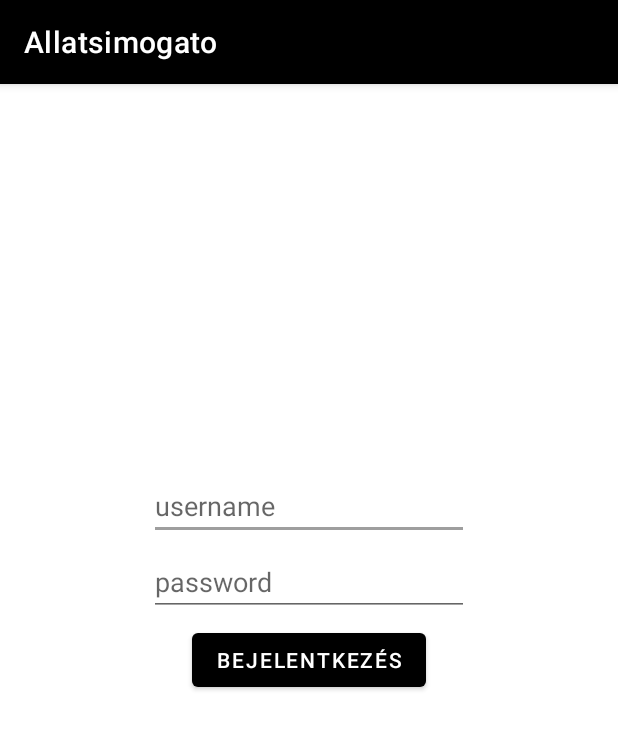
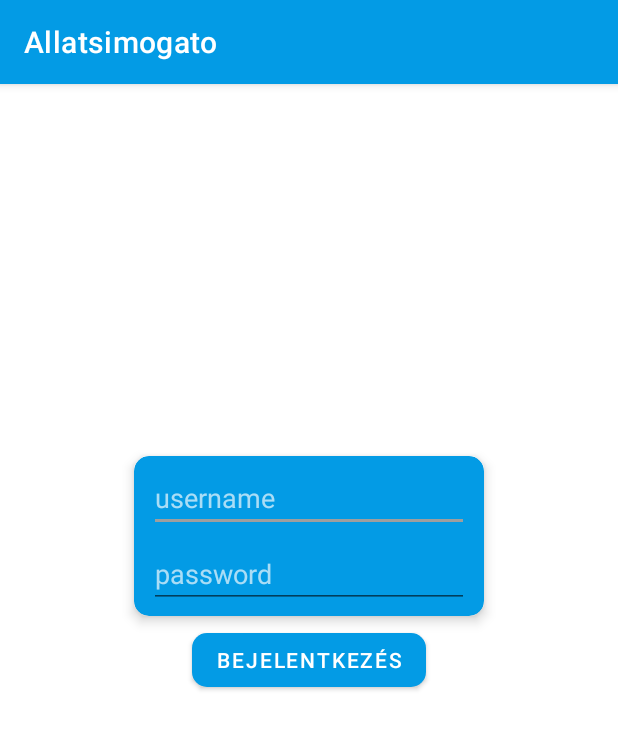
Before and after one commit to DPatrikI/Allatsimogato, an Android app: the screen it shows after launch (MainActivity), on a phone screen of 412 x 824 dp. Shown: the top 729 px of the screen. Run offline under Robolectric (Android 15) with nearby library versions, the phone set to English and light mode, and no system bars.

Commit message:
Kicsit kékebb lett

```diff
--- a/app/src/main/res/layout/activity_main.xml
+++ b/app/src/main/res/layout/activity_main.xml
@@ -7,29 +7,55 @@
     android:layout_height="match_parent"
     tools:context=".MainActivity">
 
+    <androidx.cardview.widget.CardView
+        android:layout_width="wrap_content"
+        android:layout_height="wrap_content"
+        android:layout_marginBottom="5dp"
+        app:cardBackgroundColor="@color/light_blue_600"
+        app:cardCornerRadius="10dp"
+        app:cardElevation="5dp"
+        app:layout_constraintBottom_toTopOf="@+id/loginButton"
+        app:layout_constraintEnd_toEndOf="parent"
+        app:layout_constraintStart_toStartOf="parent">
+
+        <androidx.constraintlayout.widget.ConstraintLayout
+            android:layout_width="match_parent"
+            android:layout_height="match_parent">
+
             <EditText
                 android:id="@+id/usernameTextView"
                 android:layout_width="wrap_content"
                 android:layout_height="wrap_content"
+                android:layout_marginTop="5dp"
                 android:layout_marginBottom="5dp"
                 android:ems="10"
                 android:hint="username"
                 android:inputType="text"
-        app:layout_constraintBottom_toTopOf="@+id/passwordTextView"
-        app:layout_constraintEnd_toEndOf="parent"
-        app:layout_constraintStart_toStartOf="parent" />
+                android:textColor="#FFFFFF"
+                android:textColorHint="#A9FFFFFF"
+                app:layout_constraintBottom_toTopOf="@id/passwordTextView"
+                app:layout_constraintEnd_toEndOf="@+id/passwordTextView"
+                app:layout_constraintStart_toStartOf="@+id/passwordTextView"
+                app:layout_constraintTop_toTopOf="parent" />
 
             <EditText
                 android:id="@+id/passwordTextView"
                 android:layout_width="wrap_content"
                 android:layout_height="wrap_content"
+                android:layout_marginStart="10dp"
+                android:layout_marginEnd="10dp"
                 android:layout_marginBottom="5dp"
                 android:ems="10"
                 android:hint="password"
                 android:inputType="textPassword"
-        app:layout_constraintBottom_toTopOf="@+id/loginButton"
+                android:textColor="#FFFFFF"
+                android:textColorHint="#A9FFFFFF"
+                app:layout_constraintBottom_toBottomOf="parent"
                 app:layout_constraintEnd_toEndOf="parent"
                 app:layout_constraintStart_toStartOf="parent" />
+
+        </androidx.constraintlayout.widget.ConstraintLayout>
+    </androidx.cardview.widget.CardView>
 
     <Button
         android:id="@+id/loginButton"
@@ -38,6 +64,7 @@
         android:onClick="onLoginButtonPressed"
         android:text="Bejelentkezés"
         android:textColor="#FFFFFF"
+        app:cornerRadius="10dp"
         app:layout_constraintBottom_toBottomOf="parent"
         app:layout_constraintEnd_toEndOf="parent"
         app:layout_constraintStart_toStartOf="parent"
--- a/app/src/main/res/values-night/themes.xml
+++ b/app/src/main/res/values-night/themes.xml
@@ -2,7 +2,7 @@
     <!-- Base application theme. -->
     <style name="Theme.Allatsimogato" parent="Theme.MaterialComponents.DayNight.DarkActionBar">
         <!-- Primary brand color. -->
-        <item name="colorPrimary">@color/black</item>
+        <item name="colorPrimary">@color/light_blue_600</item>
         <item name="colorPrimaryVariant">@color/black</item>
         <item name="colorOnPrimary">@color/white</item>
         <!-- Secondary brand color. -->
--- a/app/src/main/res/values/themes.xml
+++ b/app/src/main/res/values/themes.xml
@@ -2,7 +2,7 @@
     <!-- Base application theme. -->
     <style name="Theme.Allatsimogato" parent="Theme.MaterialComponents.DayNight.DarkActionBar">
         <!-- Primary brand color. -->
-        <item name="colorPrimary">@color/black</item>
+        <item name="colorPrimary">@color/light_blue_600</item>
         <item name="colorPrimaryVariant">@color/black</item>
         <item name="colorOnPrimary">@color/white</item>
         <!-- Secondary brand color. -->
```
Lines whose indentation alone changed are shown as unchanged.
